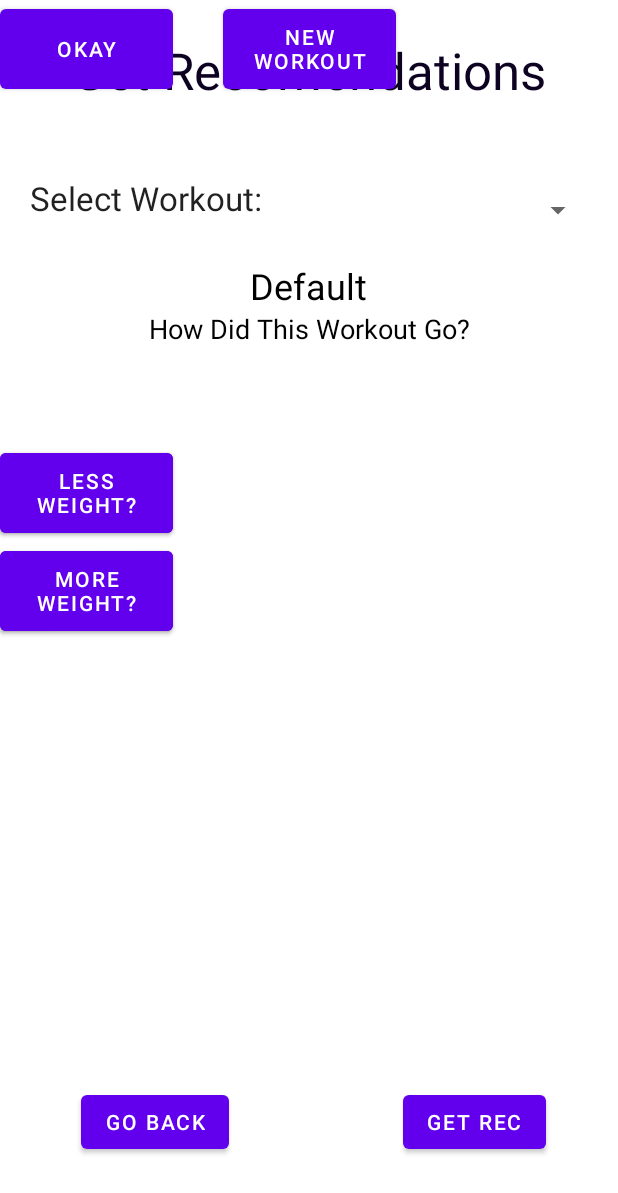
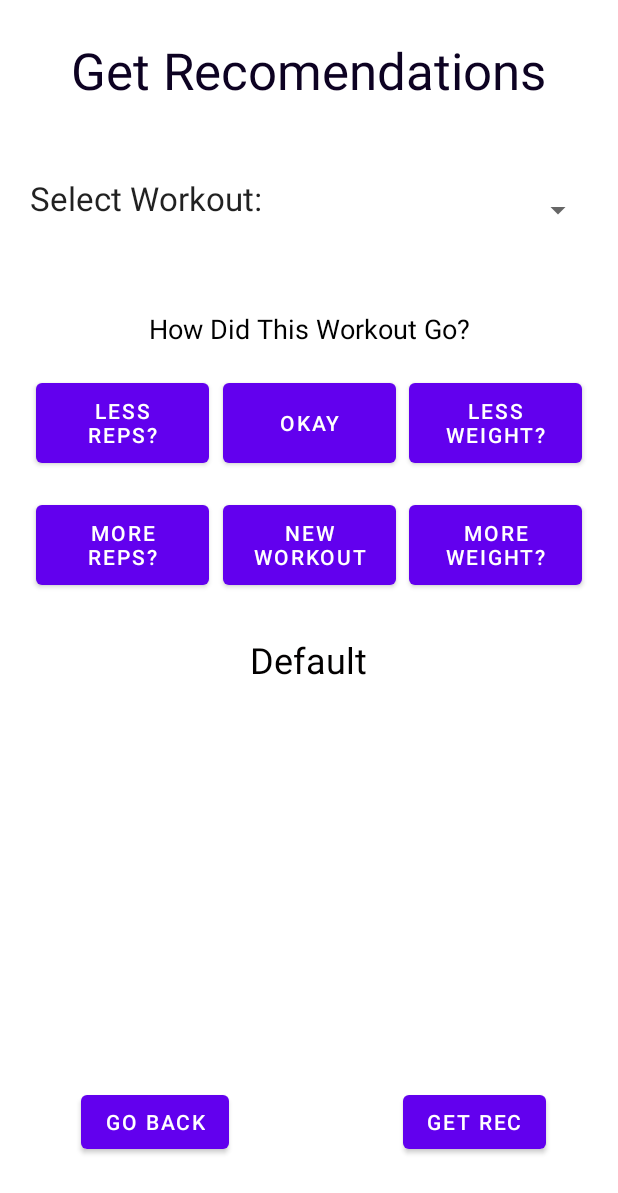
Before and after one commit to CSC4790-Fall2021-Org/senior-project-fitness-app, an Android app: the layout activity_get_rec.xml on its own in the app's theme, with its tools: preview values and no code run, on a phone screen of 412 x 824 dp. Shown: the top 1193 px of the screen. Run offline under Robolectric (Android 15) with nearby library versions, the phone set to English and light mode, and no system bars.

Commit message:
Add files via upload

```diff
--- a/fitnessapp/app/src/main/java/com/example/fitnessapp/GetRecActivity.java
+++ b/fitnessapp/app/src/main/java/com/example/fitnessapp/GetRecActivity.java
@@ -127,7 +127,7 @@ public class GetRecActivity extends AppCompatActivity {
         }
         else if (i == 1) //lessWeight
         {
-            theRec = "That's fine, let's go down to " + (temp.getWeight() - 5) + "lbs next time with the same " + (temp.getReps()) + " reps.";
+            theRec = "That's fine, let's go down to " + (temp.getWeight() - 10) + "lbs next time with the same " + (temp.getReps()) + " reps.";
         }
         else if (i == 0) //okay (will change)
         {
@@ -139,7 +139,7 @@ public class GetRecActivity extends AppCompatActivity {
         }
         else if (i == 2) //moreWeight
         {
-            theRec = "Nice progress! go up to " + (temp.getWeight() + 5) + "lbs next time with " + (temp.getReps()) + " reps.";
+            theRec = "Nice progress! go up to " + (temp.getWeight() + 10) + "lbs next time with " + (temp.getReps()) + " reps.";
         }
         else if (i == 3) //randomly select new workout & add to database
         {
--- a/fitnessapp/app/src/main/res/layout/activity_get_rec.xml
+++ b/fitnessapp/app/src/main/res/layout/activity_get_rec.xml
@@ -79,35 +79,41 @@
     <LinearLayout
         android:layout_width="match_parent"
         android:layout_height="match_parent"
-        android:orientation="horizontal"></LinearLayout>
+        android:orientation="horizontal"
+        tools:layout_editor_absoluteX="16dp"
+        tools:layout_editor_absoluteY="0dp"></LinearLayout>
 
     <Button
         android:id="@+id/LessReps"
         android:layout_width="115dp"
         android:layout_height="65dp"
+        android:layout_marginStart="24dp"
+        android:layout_marginTop="180dp"
         android:text="Less Reps?"
-        app:layout_constraintBottom_toBottomOf="parent"
-        app:layout_constraintTop_toTopOf="parent"
-        app:layout_constraintVertical_bias="0.39"
-        tools:layout_editor_absoluteX="16dp" />
+        app:layout_constraintStart_toStartOf="parent"
+        app:layout_constraintTop_toBottomOf="@+id/textView2" />
 
     <Button
         android:id="@+id/OkayButton"
         android:layout_width="115dp"
         android:layout_height="65dp"
+        android:layout_marginStart="16dp"
+        android:layout_marginTop="180dp"
+        android:layout_marginEnd="16dp"
         android:text="Okay"
-        tools:layout_editor_absoluteX="148dp"
-        tools:layout_editor_absoluteY="260dp" />
+        app:layout_constraintEnd_toStartOf="@+id/LessWeight"
+        app:layout_constraintStart_toEndOf="@+id/LessReps"
+        app:layout_constraintTop_toBottomOf="@+id/textView2" />
 
     <Button
         android:id="@+id/LessWeight"
         android:layout_width="115dp"
         android:layout_height="65dp"
+        android:layout_marginTop="180dp"
+        android:layout_marginEnd="24dp"
         android:text="Less Weight?"
-        app:layout_constraintBottom_toBottomOf="parent"
-        app:layout_constraintTop_toTopOf="parent"
-        app:layout_constraintVertical_bias="0.39"
-        tools:layout_editor_absoluteX="280dp" />
+        app:layout_constraintEnd_toEndOf="parent"
+        app:layout_constraintTop_toBottomOf="@+id/textView2" />
 
     <TextView
         android:id="@+id/RecText"
@@ -130,25 +136,32 @@
         android:id="@+id/MoreReps"
         android:layout_width="115dp"
         android:layout_height="65dp"
+        android:layout_marginStart="24dp"
+        android:layout_marginTop="16dp"
         android:text="More Reps?"
-        app:layout_constraintTop_toBottomOf="@+id/LessReps"
-        tools:layout_editor_absoluteX="16dp" />
+        app:layout_constraintStart_toStartOf="parent"
+        app:layout_constraintTop_toBottomOf="@+id/LessReps" />
 
     <Button
         android:id="@+id/MoreWeight"
         android:layout_width="115dp"
         android:layout_height="65dp"
+        android:layout_marginTop="16dp"
+        android:layout_marginEnd="24dp"
         android:text="More Weight?"
-        app:layout_constraintTop_toBottomOf="@+id/LessWeight"
-        tools:layout_editor_absoluteX="280dp" />
+        app:layout_constraintEnd_toEndOf="parent"
+        app:layout_constraintTop_toBottomOf="@+id/LessWeight" />
 
     <Button
         android:id="@+id/New"
         android:layout_width="115dp"
         android:layout_height="65dp"
+        android:layout_marginStart="16dp"
+        android:layout_marginTop="16dp"
+        android:layout_marginEnd="16dp"
         android:text="New Workout"
-        app:layout_constraintEnd_toEndOf="parent"
-        app:layout_constraintStart_toStartOf="parent"
-        tools:layout_editor_absoluteY="325dp" />
+        app:layout_constraintEnd_toStartOf="@+id/MoreWeight"
+        app:layout_constraintStart_toEndOf="@+id/MoreReps"
+        app:layout_constraintTop_toBottomOf="@+id/OkayButton" />
 
 </androidx.constraintlayout.widget.ConstraintLayout>
--- a/fitnessapp/app/src/main/res/layout/activity_main.xml
+++ b/fitnessapp/app/src/main/res/layout/activity_main.xml
@@ -11,7 +11,7 @@
         android:layout_width="335dp"
         android:layout_height="103dp"
         android:layout_marginTop="64dp"
-        android:text="Fitness App "
+        android:text="FitApp"
         android:textAlignment="center"
         android:textAppearance="@style/TextAppearance.AppCompat.Display2"
         android:textColor="#1D033A"
```
